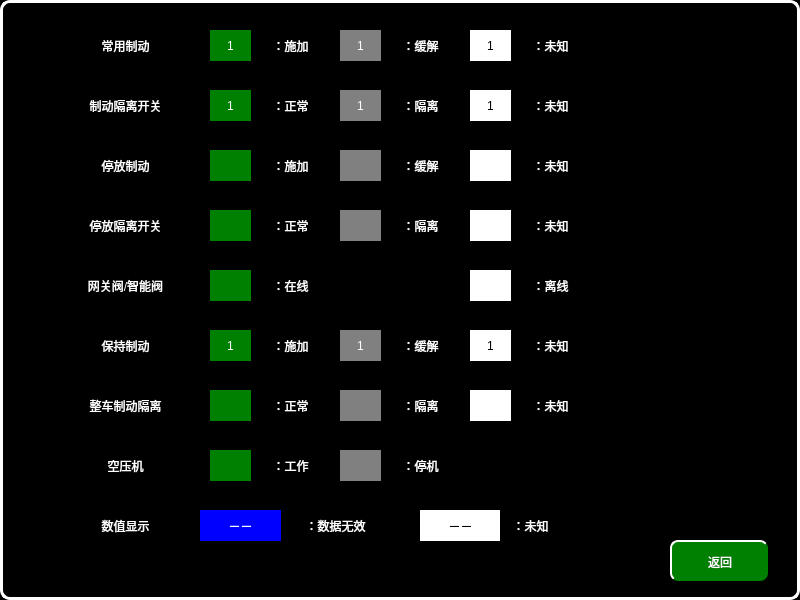
Above: vehiclebcuhelppage.ui from mayue-crrc/ShenyangMetro9DB before the change. Below: the same form after it.
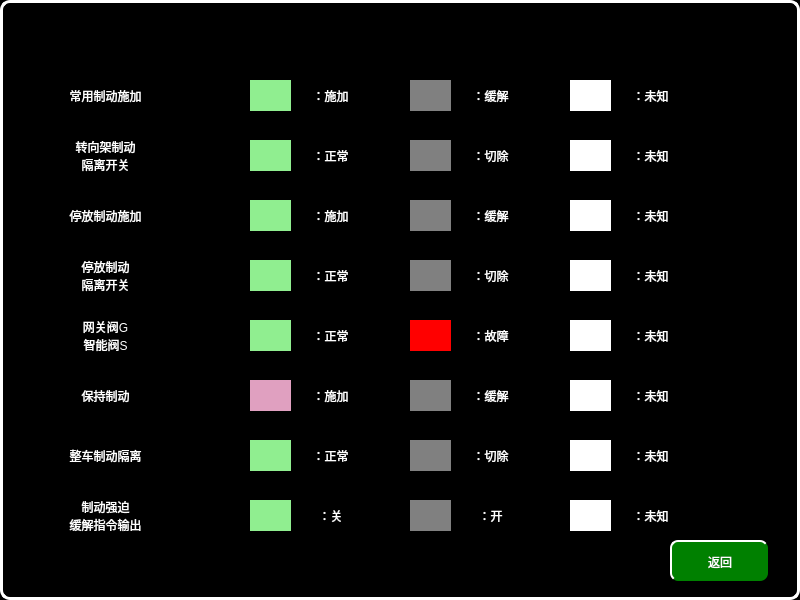
That is the form after the change.

Commit message: V2.19 modify BCU page style

```diff
--- a/vehiclebcuhelppage.ui
+++ b/vehiclebcuhelppage.ui
@@ -39,36 +39,17 @@
   <widget class="QLabel" name="label_10">
    <property name="geometry">
     <rect>
-     <x>210</x>
-     <y>30</y>
+     <x>250</x>
+     <y>80</y>
      <width>41</width>
      <height>31</height>
     </rect>
    </property>
    <property name="styleSheet">
-    <string notr="true">font: 16px, &quot;微软雅黑&quot;;color:white;background-color:green</string>
+    <string notr="true">font: 16px, &quot;微软雅黑&quot;;color:white;background-color:lightgreen</string>
    </property>
    <property name="text">
-    <string>1</string>
-   </property>
-   <property name="alignment">
-    <set>Qt::AlignCenter</set>
-   </property>
-  </widget>
-  <widget class="QLabel" name="label_18">
-   <property name="geometry">
-    <rect>
-     <x>200</x>
-     <y>510</y>
-     <width>81</width>
-     <height>31</height>
-    </rect>
-   </property>
-   <property name="styleSheet">
-    <string notr="true">font: 16px, &quot;微软雅黑&quot;;color:white;background-color:blue</string>
-   </property>
-   <property name="text">
-    <string>－－</string>
+    <string/>
    </property>
    <property name="alignment">
     <set>Qt::AlignCenter</set>
@@ -113,8 +94,8 @@
   <widget class="QLabel" name="label_26">
    <property name="geometry">
     <rect>
-     <x>260</x>
-     <y>30</y>
+     <x>300</x>
+     <y>80</y>
      <width>61</width>
      <height>31</height>
     </rect>
@@ -130,46 +111,11 @@
     <set>Qt::AlignCenter</set>
    </property>
   </widget>
-  <widget class="QLabel" name="label_25">
-   <property name="geometry">
-    <rect>
-     <x>420</x>
-     <y>510</y>
-     <width>81</width>
-     <height>31</height>
-    </rect>
-   </property>
-   <property name="styleSheet">
-    <string notr="true">font: 16px, &quot;微软雅黑&quot;;color:black;background-color:white;</string>
-   </property>
-   <property name="text">
-    <string>－－</string>
-   </property>
-   <property name="alignment">
-    <set>Qt::AlignCenter</set>
-   </property>
-  </widget>
-  <widget class="QLabel" name="label_4">
-   <property name="geometry">
-    <rect>
-     <x>70</x>
-     <y>510</y>
-     <width>111</width>
-     <height>31</height>
-    </rect>
-   </property>
-   <property name="text">
-    <string>数值显示</string>
-   </property>
-   <property name="alignment">
-    <set>Qt::AlignCenter</set>
-   </property>
-  </widget>
   <widget class="QLabel" name="label_23">
    <property name="geometry">
     <rect>
-     <x>470</x>
-     <y>30</y>
+     <x>570</x>
+     <y>80</y>
      <width>41</width>
      <height>31</height>
     </rect>
@@ -178,7 +124,7 @@
     <string notr="true">font: 16px, &quot;微软雅黑&quot;;color:black;background-color:white</string>
    </property>
    <property name="text">
-    <string>1</string>
+    <string/>
    </property>
    <property name="alignment">
     <set>Qt::AlignCenter</set>
@@ -187,14 +133,14 @@
   <widget class="QLabel" name="label">
    <property name="geometry">
     <rect>
-     <x>60</x>
-     <y>30</y>
+     <x>40</x>
+     <y>80</y>
      <width>131</width>
      <height>31</height>
     </rect>
    </property>
    <property name="text">
-    <string>常用制动</string>
+    <string>常用制动施加</string>
    </property>
    <property name="alignment">
     <set>Qt::AlignCenter</set>
@@ -203,8 +149,8 @@
   <widget class="QLabel" name="label_11">
    <property name="geometry">
     <rect>
-     <x>340</x>
-     <y>30</y>
+     <x>410</x>
+     <y>80</y>
      <width>41</width>
      <height>31</height>
     </rect>
@@ -213,7 +159,7 @@
     <string notr="true">font: 16px, &quot;微软雅黑&quot;;color:white;background-color:gray</string>
    </property>
    <property name="text">
-    <string>1</string>
+    <string/>
    </property>
    <property name="alignment">
     <set>Qt::AlignCenter</set>
@@ -222,8 +168,8 @@
   <widget class="QLabel" name="label_28">
    <property name="geometry">
     <rect>
-     <x>390</x>
-     <y>30</y>
+     <x>460</x>
+     <y>80</y>
      <width>61</width>
      <height>31</height>
     </rect>
@@ -242,8 +188,8 @@
   <widget class="QLabel" name="label_40">
    <property name="geometry">
     <rect>
-     <x>520</x>
-     <y>30</y>
+     <x>620</x>
+     <y>80</y>
      <width>61</width>
      <height>31</height>
     </rect>
@@ -262,14 +208,15 @@
   <widget class="QLabel" name="label_7">
    <property name="geometry">
     <rect>
-     <x>60</x>
-     <y>90</y>
+     <x>40</x>
+     <y>130</y>
      <width>131</width>
-     <height>31</height>
+     <height>51</height>
     </rect>
    </property>
    <property name="text">
-    <string>制动隔离开关</string>
+    <string>转向架制动
+隔离开关</string>
    </property>
    <property name="alignment">
     <set>Qt::AlignCenter</set>
@@ -278,17 +225,17 @@
   <widget class="QLabel" name="label_13">
    <property name="geometry">
     <rect>
-     <x>210</x>
-     <y>90</y>
+     <x>250</x>
+     <y>140</y>
      <width>41</width>
      <height>31</height>
     </rect>
    </property>
    <property name="styleSheet">
-    <string notr="true">font: 16px, &quot;微软雅黑&quot;;color:white;background-color:green</string>
+    <string notr="true">font: 16px, &quot;微软雅黑&quot;;color:white;background-color:lightgreen;</string>
    </property>
    <property name="text">
-    <string>1</string>
+    <string/>
    </property>
    <property name="alignment">
     <set>Qt::AlignCenter</set>
@@ -297,8 +244,8 @@
   <widget class="QLabel" name="label_34">
    <property name="geometry">
     <rect>
-     <x>260</x>
-     <y>90</y>
+     <x>300</x>
+     <y>140</y>
      <width>61</width>
      <height>31</height>
     </rect>
@@ -317,8 +264,8 @@
   <widget class="QLabel" name="label_14">
    <property name="geometry">
     <rect>
-     <x>340</x>
-     <y>90</y>
+     <x>410</x>
+     <y>140</y>
      <width>41</width>
      <height>31</height>
     </rect>
@@ -327,7 +274,7 @@
     <string notr="true">font: 16px, &quot;微软雅黑&quot;;color:white;background-color:gray</string>
    </property>
    <property name="text">
-    <string>1</string>
+    <string/>
    </property>
    <property name="alignment">
     <set>Qt::AlignCenter</set>
@@ -336,8 +283,8 @@
   <widget class="QLabel" name="label_41">
    <property name="geometry">
     <rect>
-     <x>390</x>
-     <y>90</y>
+     <x>460</x>
+     <y>140</y>
      <width>61</width>
      <height>31</height>
     </rect>
@@ -347,7 +294,7 @@
 </string>
    </property>
    <property name="text">
-    <string>：隔离</string>
+    <string>：切除</string>
    </property>
    <property name="alignment">
     <set>Qt::AlignCenter</set>
@@ -356,8 +303,8 @@
   <widget class="QLabel" name="label_42">
    <property name="geometry">
     <rect>
-     <x>470</x>
-     <y>90</y>
+     <x>570</x>
+     <y>140</y>
      <width>41</width>
      <height>31</height>
     </rect>
@@ -366,7 +313,7 @@
     <string notr="true">font: 16px, &quot;微软雅黑&quot;;color:black;background-color:white</string>
    </property>
    <property name="text">
-    <string>1</string>
+    <string/>
    </property>
    <property name="alignment">
     <set>Qt::AlignCenter</set>
@@ -375,8 +322,8 @@
   <widget class="QLabel" name="label_43">
    <property name="geometry">
     <rect>
-     <x>520</x>
-     <y>90</y>
+     <x>620</x>
+     <y>140</y>
      <width>61</width>
      <height>31</height>
     </rect>
@@ -395,14 +342,14 @@
   <widget class="QLabel" name="label_2">
    <property name="geometry">
     <rect>
-     <x>60</x>
-     <y>150</y>
+     <x>40</x>
+     <y>200</y>
      <width>131</width>
      <height>31</height>
     </rect>
    </property>
    <property name="text">
-    <string>停放制动</string>
+    <string>停放制动施加</string>
    </property>
    <property name="alignment">
     <set>Qt::AlignCenter</set>
@@ -411,8 +358,8 @@
   <widget class="QLabel" name="label_16">
    <property name="geometry">
     <rect>
-     <x>340</x>
-     <y>210</y>
+     <x>410</x>
+     <y>260</y>
      <width>41</width>
      <height>31</height>
     </rect>
@@ -430,8 +377,8 @@
   <widget class="QLabel" name="label_45">
    <property name="geometry">
     <rect>
-     <x>470</x>
-     <y>210</y>
+     <x>570</x>
+     <y>260</y>
      <width>41</width>
      <height>31</height>
     </rect>
@@ -449,14 +396,14 @@
   <widget class="QLabel" name="label_17">
    <property name="geometry">
     <rect>
-     <x>210</x>
-     <y>210</y>
+     <x>250</x>
+     <y>260</y>
      <width>41</width>
      <height>31</height>
     </rect>
    </property>
    <property name="styleSheet">
-    <string notr="true">font: 16px, &quot;微软雅黑&quot;;color:white;background-color:green</string>
+    <string notr="true">font: 16px, &quot;微软雅黑&quot;;color:white;background-color:lightgreen;</string>
    </property>
    <property name="text">
     <string/>
@@ -468,8 +415,8 @@
   <widget class="QLabel" name="label_46">
    <property name="geometry">
     <rect>
-     <x>390</x>
-     <y>210</y>
+     <x>460</x>
+     <y>260</y>
      <width>61</width>
      <height>31</height>
     </rect>
@@ -479,7 +426,7 @@
 </string>
    </property>
    <property name="text">
-    <string>：隔离</string>
+    <string>：切除</string>
    </property>
    <property name="alignment">
     <set>Qt::AlignCenter</set>
@@ -488,14 +435,15 @@
   <widget class="QLabel" name="label_8">
    <property name="geometry">
     <rect>
-     <x>60</x>
-     <y>210</y>
+     <x>40</x>
+     <y>250</y>
      <width>131</width>
-     <height>31</height>
+     <height>51</height>
     </rect>
    </property>
    <property name="text">
-    <string>停放隔离开关</string>
+    <string>停放制动
+隔离开关</string>
    </property>
    <property name="alignment">
     <set>Qt::AlignCenter</set>
@@ -504,8 +452,8 @@
   <widget class="QLabel" name="label_47">
    <property name="geometry">
     <rect>
-     <x>260</x>
-     <y>210</y>
+     <x>300</x>
+     <y>260</y>
      <width>61</width>
      <height>31</height>
     </rect>
@@ -524,8 +472,8 @@
   <widget class="QLabel" name="label_48">
    <property name="geometry">
     <rect>
-     <x>520</x>
-     <y>210</y>
+     <x>620</x>
+     <y>260</y>
      <width>61</width>
      <height>31</height>
     </rect>
@@ -544,8 +492,8 @@
   <widget class="QLabel" name="label_31">
    <property name="geometry">
     <rect>
-     <x>260</x>
-     <y>270</y>
+     <x>300</x>
+     <y>320</y>
      <width>61</width>
      <height>31</height>
     </rect>
@@ -555,7 +503,7 @@
 </string>
    </property>
    <property name="text">
-    <string>：在线</string>
+    <string>：正常</string>
    </property>
    <property name="alignment">
     <set>Qt::AlignCenter</set>
@@ -564,8 +512,8 @@
   <widget class="QLabel" name="label_49">
    <property name="geometry">
     <rect>
-     <x>520</x>
-     <y>270</y>
+     <x>620</x>
+     <y>320</y>
      <width>61</width>
      <height>31</height>
     </rect>
@@ -575,7 +523,7 @@
 </string>
    </property>
    <property name="text">
-    <string>：离线</string>
+    <string>：未知</string>
    </property>
    <property name="alignment">
     <set>Qt::AlignCenter</set>
@@ -584,14 +532,14 @@
   <widget class="QLabel" name="label_19">
    <property name="geometry">
     <rect>
-     <x>210</x>
-     <y>270</y>
+     <x>250</x>
+     <y>320</y>
      <width>41</width>
      <height>31</height>
     </rect>
    </property>
    <property name="styleSheet">
-    <string notr="true">font: 16px, &quot;微软雅黑&quot;;color:white;background-color:green</string>
+    <string notr="true">font: 16px, &quot;微软雅黑&quot;;color:white;background-color:lightgreen;</string>
    </property>
    <property name="text">
     <string/>
@@ -603,14 +551,15 @@
   <widget class="QLabel" name="label_3">
    <property name="geometry">
     <rect>
-     <x>60</x>
-     <y>270</y>
+     <x>40</x>
+     <y>310</y>
      <width>131</width>
-     <height>31</height>
+     <height>51</height>
     </rect>
    </property>
    <property name="text">
-    <string>网关阀/智能阀</string>
+    <string>网关阀G
+智能阀S</string>
    </property>
    <property name="alignment">
     <set>Qt::AlignCenter</set>
@@ -619,8 +568,8 @@
   <widget class="QLabel" name="label_32">
    <property name="geometry">
     <rect>
-     <x>470</x>
-     <y>270</y>
+     <x>570</x>
+     <y>320</y>
      <width>41</width>
      <height>31</height>
     </rect>
@@ -638,8 +587,8 @@
   <widget class="QLabel" name="label_5">
    <property name="geometry">
     <rect>
-     <x>60</x>
-     <y>330</y>
+     <x>40</x>
+     <y>380</y>
      <width>131</width>
      <height>31</height>
     </rect>
@@ -654,8 +603,8 @@
   <widget class="QLabel" name="label_33">
    <property name="geometry">
     <rect>
-     <x>260</x>
-     <y>330</y>
+     <x>300</x>
+     <y>380</y>
      <width>61</width>
      <height>31</height>
     </rect>
@@ -674,8 +623,8 @@
   <widget class="QLabel" name="label_50">
    <property name="geometry">
     <rect>
-     <x>520</x>
-     <y>330</y>
+     <x>620</x>
+     <y>380</y>
      <width>61</width>
      <height>31</height>
     </rect>
@@ -694,17 +643,17 @@
   <widget class="QLabel" name="label_20">
    <property name="geometry">
     <rect>
-     <x>210</x>
-     <y>330</y>
+     <x>250</x>
+     <y>380</y>
      <width>41</width>
      <height>31</height>
     </rect>
    </property>
    <property name="styleSheet">
-    <string notr="true">font: 16px, &quot;微软雅黑&quot;;color:white;background-color:green</string>
+    <string notr="true">font: 16px, &quot;微软雅黑&quot;;color:black;background-color:rgb(224,160,192)</string>
    </property>
    <property name="text">
-    <string>1</string>
+    <string/>
    </property>
    <property name="alignment">
     <set>Qt::AlignCenter</set>
@@ -713,8 +662,8 @@
   <widget class="QLabel" name="label_21">
    <property name="geometry">
     <rect>
-     <x>340</x>
-     <y>330</y>
+     <x>410</x>
+     <y>380</y>
      <width>41</width>
      <height>31</height>
     </rect>
@@ -723,7 +672,7 @@
     <string notr="true">font: 16px, &quot;微软雅黑&quot;;color:white;background-color:gray</string>
    </property>
    <property name="text">
-    <string>1</string>
+    <string/>
    </property>
    <property name="alignment">
     <set>Qt::AlignCenter</set>
@@ -732,8 +681,8 @@
   <widget class="QLabel" name="label_35">
    <property name="geometry">
     <rect>
-     <x>470</x>
-     <y>330</y>
+     <x>570</x>
+     <y>380</y>
      <width>41</width>
      <height>31</height>
     </rect>
@@ -742,7 +691,7 @@
     <string notr="true">font: 16px, &quot;微软雅黑&quot;;color:black;background-color:white</string>
    </property>
    <property name="text">
-    <string>1</string>
+    <string/>
    </property>
    <property name="alignment">
     <set>Qt::AlignCenter</set>
@@ -751,8 +700,8 @@
   <widget class="QLabel" name="label_36">
    <property name="geometry">
     <rect>
-     <x>390</x>
-     <y>330</y>
+     <x>460</x>
+     <y>380</y>
      <width>61</width>
      <height>31</height>
     </rect>
@@ -771,14 +720,14 @@
   <widget class="QLabel" name="label_22">
    <property name="geometry">
     <rect>
-     <x>210</x>
-     <y>150</y>
+     <x>250</x>
+     <y>200</y>
      <width>41</width>
      <height>31</height>
     </rect>
    </property>
    <property name="styleSheet">
-    <string notr="true">font: 16px, &quot;微软雅黑&quot;;color:white;background-color:green</string>
+    <string notr="true">font: 16px, &quot;微软雅黑&quot;;color:white;background-color:lightgreen;</string>
    </property>
    <property name="text">
     <string/>
@@ -790,8 +739,8 @@
   <widget class="QLabel" name="label_37">
    <property name="geometry">
     <rect>
-     <x>390</x>
-     <y>150</y>
+     <x>460</x>
+     <y>200</y>
      <width>61</width>
      <height>31</height>
     </rect>
@@ -810,8 +759,8 @@
   <widget class="QLabel" name="label_39">
    <property name="geometry">
     <rect>
-     <x>470</x>
-     <y>150</y>
+     <x>570</x>
+     <y>200</y>
      <width>41</width>
      <height>31</height>
     </rect>
@@ -829,8 +778,8 @@
   <widget class="QLabel" name="label_24">
    <property name="geometry">
     <rect>
-     <x>340</x>
-     <y>150</y>
+     <x>410</x>
+     <y>200</y>
      <width>41</width>
      <height>31</height>
     </rect>
@@ -848,8 +797,8 @@
   <widget class="QLabel" name="label_51">
    <property name="geometry">
     <rect>
-     <x>520</x>
-     <y>150</y>
+     <x>620</x>
+     <y>200</y>
      <width>61</width>
      <height>31</height>
     </rect>
@@ -868,8 +817,8 @@
   <widget class="QLabel" name="label_44">
    <property name="geometry">
     <rect>
-     <x>260</x>
-     <y>150</y>
+     <x>300</x>
+     <y>200</y>
      <width>61</width>
      <height>31</height>
     </rect>
@@ -885,17 +834,37 @@
     <set>Qt::AlignCenter</set>
    </property>
   </widget>
-  <widget class="QLabel" name="label_27">
+  <widget class="QLabel" name="label_38">
    <property name="geometry">
     <rect>
-     <x>210</x>
-     <y>390</y>
+     <x>460</x>
+     <y>320</y>
+     <width>61</width>
+     <height>31</height>
+    </rect>
+   </property>
+   <property name="styleSheet">
+    <string notr="true">	font: 16px, &quot;微软雅黑&quot;;
+</string>
+   </property>
+   <property name="text">
+    <string>：故障</string>
+   </property>
+   <property name="alignment">
+    <set>Qt::AlignCenter</set>
+   </property>
+  </widget>
+  <widget class="QLabel" name="label_25">
+   <property name="geometry">
+    <rect>
+     <x>410</x>
+     <y>320</y>
      <width>41</width>
      <height>31</height>
     </rect>
    </property>
    <property name="styleSheet">
-    <string notr="true">font: 16px, &quot;微软雅黑&quot;;color:white;background-color:green</string>
+    <string notr="true">font: 16px, &quot;微软雅黑&quot;;color:white;background-color:red</string>
    </property>
    <property name="text">
     <string/>
@@ -907,8 +876,8 @@
   <widget class="QLabel" name="label_52">
    <property name="geometry">
     <rect>
-     <x>390</x>
-     <y>390</y>
+     <x>460</x>
+     <y>440</y>
      <width>61</width>
      <height>31</height>
     </rect>
@@ -918,23 +887,39 @@
 </string>
    </property>
    <property name="text">
-    <string>：隔离</string>
+    <string>：切除</string>
    </property>
    <property name="alignment">
     <set>Qt::AlignCenter</set>
    </property>
   </widget>
-  <widget class="QLabel" name="label_53">
+  <widget class="QLabel" name="label_4">
    <property name="geometry">
     <rect>
-     <x>470</x>
-     <y>390</y>
+     <x>40</x>
+     <y>440</y>
+     <width>131</width>
+     <height>31</height>
+    </rect>
+   </property>
+   <property name="text">
+    <string>整车制动隔离</string>
+   </property>
+   <property name="alignment">
+    <set>Qt::AlignCenter</set>
+   </property>
+  </widget>
+  <widget class="QLabel" name="label_27">
+   <property name="geometry">
+    <rect>
+     <x>250</x>
+     <y>440</y>
      <width>41</width>
      <height>31</height>
     </rect>
    </property>
    <property name="styleSheet">
-    <string notr="true">font: 16px, &quot;微软雅黑&quot;;color:black;background-color:white</string>
+    <string notr="true">font: 16px, &quot;微软雅黑&quot;;color:white;background-color:lightgreen;</string>
    </property>
    <property name="text">
     <string/>
@@ -946,8 +931,8 @@
   <widget class="QLabel" name="label_29">
    <property name="geometry">
     <rect>
-     <x>340</x>
-     <y>390</y>
+     <x>410</x>
+     <y>440</y>
      <width>41</width>
      <height>31</height>
     </rect>
@@ -962,11 +947,30 @@
     <set>Qt::AlignCenter</set>
    </property>
   </widget>
+  <widget class="QLabel" name="label_53">
+   <property name="geometry">
+    <rect>
+     <x>570</x>
+     <y>440</y>
+     <width>41</width>
+     <height>31</height>
+    </rect>
+   </property>
+   <property name="styleSheet">
+    <string notr="true">font: 16px, &quot;微软雅黑&quot;;color:black;background-color:white</string>
+   </property>
+   <property name="text">
+    <string/>
+   </property>
+   <property name="alignment">
+    <set>Qt::AlignCenter</set>
+   </property>
+  </widget>
   <widget class="QLabel" name="label_54">
    <property name="geometry">
     <rect>
-     <x>520</x>
-     <y>390</y>
+     <x>300</x>
+     <y>440</y>
      <width>61</width>
      <height>31</height>
     </rect>
@@ -976,7 +980,7 @@
 </string>
    </property>
    <property name="text">
-    <string>：未知</string>
+    <string>：正常</string>
    </property>
    <property name="alignment">
     <set>Qt::AlignCenter</set>
@@ -985,8 +989,8 @@
   <widget class="QLabel" name="label_55">
    <property name="geometry">
     <rect>
-     <x>260</x>
-     <y>390</y>
+     <x>620</x>
+     <y>440</y>
      <width>61</width>
      <height>31</height>
     </rect>
@@ -996,7 +1000,7 @@
 </string>
    </property>
    <property name="text">
-    <string>：正常</string>
+    <string>：未知</string>
    </property>
    <property name="alignment">
     <set>Qt::AlignCenter</set>
@@ -1005,14 +1009,34 @@
   <widget class="QLabel" name="label_6">
    <property name="geometry">
     <rect>
-     <x>60</x>
-     <y>390</y>
+     <x>40</x>
+     <y>490</y>
      <width>131</width>
+     <height>51</height>
+    </rect>
+   </property>
+   <property name="text">
+    <string>制动强迫
+缓解指令输出</string>
+   </property>
+   <property name="alignment">
+    <set>Qt::AlignCenter</set>
+   </property>
+  </widget>
+  <widget class="QLabel" name="label_30">
+   <property name="geometry">
+    <rect>
+     <x>250</x>
+     <y>500</y>
+     <width>41</width>
      <height>31</height>
     </rect>
    </property>
+   <property name="styleSheet">
+    <string notr="true">font: 16px, &quot;微软雅黑&quot;;color:white;background-color:lightgreen;</string>
+   </property>
    <property name="text">
-    <string>整车制动隔离</string>
+    <string/>
    </property>
    <property name="alignment">
     <set>Qt::AlignCenter</set>
@@ -1021,18 +1045,17 @@
   <widget class="QLabel" name="label_56">
    <property name="geometry">
     <rect>
-     <x>290</x>
-     <y>510</y>
-     <width>91</width>
+     <x>570</x>
+     <y>500</y>
+     <width>41</width>
      <height>31</height>
     </rect>
    </property>
    <property name="styleSheet">
-    <string notr="true">	font: 16px, &quot;微软雅黑&quot;;
-</string>
+    <string notr="true">font: 16px, &quot;微软雅黑&quot;;color:black;background-color:white</string>
    </property>
    <property name="text">
-    <string>：数据无效</string>
+    <string/>
    </property>
    <property name="alignment">
     <set>Qt::AlignCenter</set>
@@ -1041,50 +1064,14 @@
   <widget class="QLabel" name="label_57">
    <property name="geometry">
     <rect>
-     <x>500</x>
-     <y>510</y>
-     <width>61</width>
-     <height>31</height>
-    </rect>
-   </property>
-   <property name="styleSheet">
-    <string notr="true">	font: 16px, &quot;微软雅黑&quot;;
-</string>
-   </property>
-   <property name="text">
-    <string>：未知</string>
-   </property>
-   <property name="alignment">
-    <set>Qt::AlignCenter</set>
-   </property>
-  </widget>
-  <widget class="QLabel" name="label_9">
-   <property name="geometry">
-    <rect>
-     <x>60</x>
-     <y>450</y>
-     <width>131</width>
-     <height>31</height>
-    </rect>
-   </property>
-   <property name="text">
-    <string>空压机</string>
-   </property>
-   <property name="alignment">
-    <set>Qt::AlignCenter</set>
-   </property>
-  </widget>
-  <widget class="QLabel" name="label_30">
-   <property name="geometry">
-    <rect>
-     <x>210</x>
-     <y>450</y>
+     <x>410</x>
+     <y>500</y>
      <width>41</width>
      <height>31</height>
     </rect>
    </property>
    <property name="styleSheet">
-    <string notr="true">font: 16px, &quot;微软雅黑&quot;;color:white;background-color:green</string>
+    <string notr="true">font: 16px, &quot;微软雅黑&quot;;color:white;background-color:gray</string>
    </property>
    <property name="text">
     <string/>
@@ -1096,8 +1083,8 @@
   <widget class="QLabel" name="label_58">
    <property name="geometry">
     <rect>
-     <x>390</x>
-     <y>450</y>
+     <x>620</x>
+     <y>500</y>
      <width>61</width>
      <height>31</height>
     </rect>
@@ -1107,7 +1094,7 @@
 </string>
    </property>
    <property name="text">
-    <string>：停机</string>
+    <string>：未知</string>
    </property>
    <property name="alignment">
     <set>Qt::AlignCenter</set>
@@ -1116,8 +1103,8 @@
   <widget class="QLabel" name="label_59">
    <property name="geometry">
     <rect>
-     <x>260</x>
-     <y>450</y>
+     <x>460</x>
+     <y>500</y>
      <width>61</width>
      <height>31</height>
     </rect>
@@ -1127,26 +1114,27 @@
 </string>
    </property>
    <property name="text">
-    <string>：工作</string>
+    <string>：开</string>
    </property>
    <property name="alignment">
     <set>Qt::AlignCenter</set>
    </property>
   </widget>
-  <widget class="QLabel" name="label_38">
+  <widget class="QLabel" name="label_60">
    <property name="geometry">
     <rect>
-     <x>340</x>
-     <y>450</y>
-     <width>41</width>
+     <x>300</x>
+     <y>500</y>
+     <width>61</width>
      <height>31</height>
     </rect>
    </property>
    <property name="styleSheet">
-    <string notr="true">font: 16px, &quot;微软雅黑&quot;;color:white;background-color:gray</string>
+    <string notr="true">	font: 16px, &quot;微软雅黑&quot;;
+</string>
    </property>
    <property name="text">
-    <string/>
+    <string>：关</string>
    </property>
    <property name="alignment">
     <set>Qt::AlignCenter</set>
@@ -1154,11 +1142,8 @@
   </widget>
   <zorder>label_98</zorder>
   <zorder>label_10</zorder>
-  <zorder>label_18</zorder>
   <zorder>pushButton</zorder>
   <zorder>label_26</zorder>
-  <zorder>label_25</zorder>
-  <zorder>label_4</zorder>
   <zorder>label_23</zorder>
   <zorder>label</zorder>
   <zorder>label_11</zorder>
@@ -1197,20 +1182,22 @@
   <zorder>label_24</zorder>
   <zorder>label_51</zorder>
   <zorder>label_44</zorder>
-  <zorder>label_27</zorder>
+  <zorder>label_38</zorder>
+  <zorder>label_25</zorder>
   <zorder>label_52</zorder>
-  <zorder>label_53</zorder>
+  <zorder>label_4</zorder>
+  <zorder>label_27</zorder>
   <zorder>label_29</zorder>
+  <zorder>label_53</zorder>
   <zorder>label_54</zorder>
   <zorder>label_55</zorder>
   <zorder>label_6</zorder>
+  <zorder>label_30</zorder>
   <zorder>label_56</zorder>
   <zorder>label_57</zorder>
-  <zorder>label_9</zorder>
-  <zorder>label_30</zorder>
   <zorder>label_58</zorder>
   <zorder>label_59</zorder>
-  <zorder>label_38</zorder>
+  <zorder>label_60</zorder>
  </widget>
  <resources/>
  <connections/>
```
The commit also changes 94 other files.
